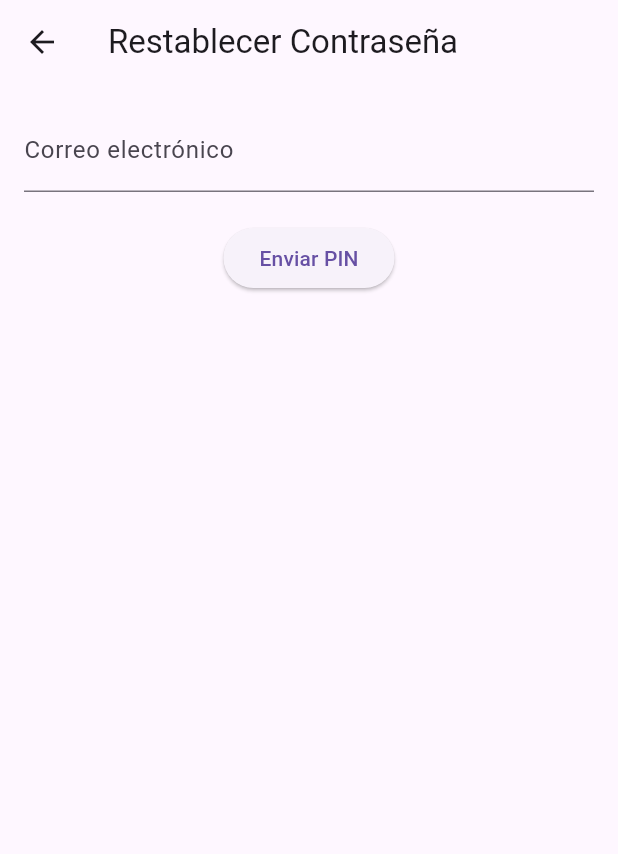
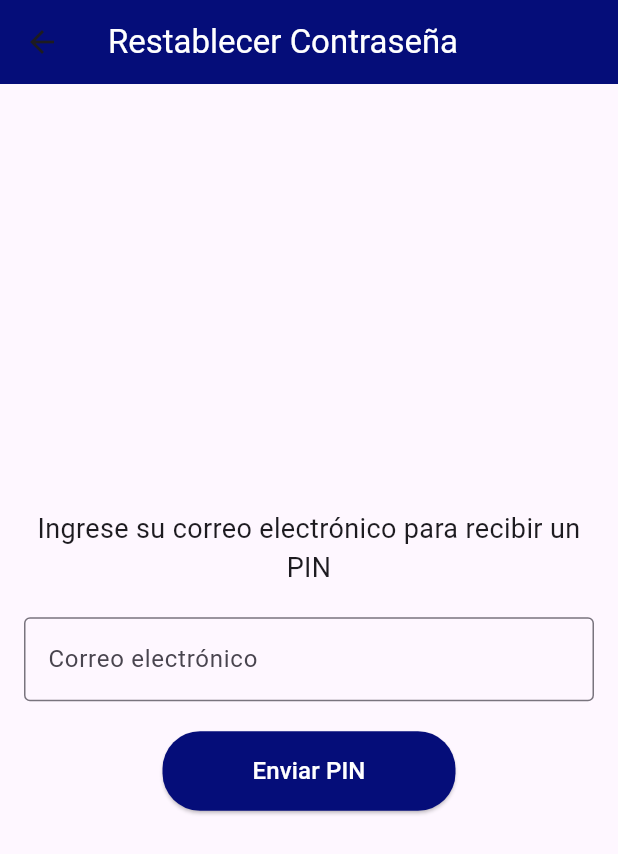
Before and after one commit to leoespi/talento_mxm_flutter, a Flutter app: the screen it shows after launch, after a tap on "¿Olvidaste tu contraseña?", on a phone screen of 412 x 824 dp. Shown: the top 854 px of the screen. Run offline on Flutter 3.47's test engine with Material 3 defaults, Android fonts, the phone set to English and light mode, and no system bars; our stand-ins replace cached_network_image, get, get_storage, google_fonts, image_picker, youtube_player_flutter; network calls fail.

Commit message:
rediseño leve (login-register-resetpasword)

```diff
--- a/lib/views/ResetPasswordPage.dart
+++ b/lib/views/ResetPasswordPage.dart
@@ -2,6 +2,7 @@ import 'package:flutter/material.dart';
 import 'package:get/get.dart';
 import 'package:talento_mxm_flutter/services/user_service.dart';
 import 'package:talento_mxm_flutter/views/login_page.dart'; // Importa la página de login
+import 'package:google_fonts/google_fonts.dart';
 
 class ResetPasswordPage extends StatefulWidget {
   @override
@@ -22,13 +23,13 @@ class _ResetPasswordPageState extends State<ResetPasswordPage> {
     try {
       final success = await UserService.requestResetPin(_emailController.text.trim());
       if (success) {
-        Get.snackbar('Éxito', 'PIN enviado a tu correo');
+        Get.snackbar('Éxito', 'PIN enviado a tu correo', snackPosition: SnackPosition.TOP);
         setState(() {
           _isPinSent = true;
         });
       }
     } catch (e) {
-      Get.snackbar('Error', e.toString());
+      Get.snackbar('Error', e.toString(), snackPosition: SnackPosition.TOP);
     } finally {
       setState(() {
         _isLoading = false;
@@ -47,13 +48,13 @@ class _ResetPasswordPageState extends State<ResetPasswordPage> {
         _newPasswordController.text.trim(),
       );
       if (success) {
-        Get.snackbar('Éxito', 'Contraseña restablecida exitosamente');
-        Get.offAll(LoginPage()); // Redirigir a la página de inicio de sesión
+        Get.snackbar('Éxito', 'Contraseña restablecida exitosamente', snackPosition: SnackPosition.TOP);
+        Get.offAll(LoginPage());
       } else {
-        Get.snackbar('Error', 'No se pudo restablecer la contraseña. Verifica tus datos.');
+        Get.snackbar('Error', 'No se pudo restablecer la contraseña. Verifica tus datos.', snackPosition: SnackPosition.TOP);
       }
     } catch (e) {
-      Get.snackbar('Error', e.toString());
+      Get.snackbar('Error', e.toString(), snackPosition: SnackPosition.TOP);
     } finally {
       setState(() {
         _isLoading = false;
@@ -64,34 +65,71 @@ class _ResetPasswordPageState extends State<ResetPasswordPage> {
   @override
   Widget build(BuildContext context) {
     return Scaffold(
-      appBar: AppBar(title: Text('Restablecer Contraseña')),
+      appBar: AppBar(
+        title: Text('Restablecer Contraseña', style: TextStyle(
+      color: Colors.white, // Cambia el color aquí
+    ),),
+        backgroundColor: const Color.fromARGB(255, 5, 13, 121),
+      ),
       body: Padding(
         padding: const EdgeInsets.all(16.0),
+        child: Center(
+          child: SingleChildScrollView(
             child: Column(
+              mainAxisAlignment: MainAxisAlignment.center,
               children: [
+                Text(
+                  'Ingrese su correo electrónico para recibir un PIN',
+                  style: GoogleFonts.roboto(fontSize: 18),
+                  textAlign: TextAlign.center,
+                ),
+                SizedBox(height: 20),
                 TextField(
                   controller: _emailController,
-              decoration: InputDecoration(labelText: 'Correo electrónico'),
+                  decoration: InputDecoration(
+                    labelText: 'Correo electrónico',
+                    border: OutlineInputBorder(),
+                  ),
                 ),
                 if (_isPinSent) ...[
+                  SizedBox(height: 20),
                   TextField(
                     controller: _pinController,
-                decoration: InputDecoration(labelText: 'PIN'),
+                    decoration: InputDecoration(
+                      labelText: 'PIN',
+                      border: OutlineInputBorder(),
                     ),
+                  ),
+                  SizedBox(height: 20),
                   TextField(
                     controller: _newPasswordController,
-                decoration: InputDecoration(labelText: 'Nueva Contraseña'),
+                    decoration: InputDecoration(
+                      labelText: 'Nueva Contraseña',
+                      border: OutlineInputBorder(),
+                    ),
                     obscureText: true,
                   ),
                 ],
                 SizedBox(height: 20),
                 ElevatedButton(
                   onPressed: _isLoading ? null : (_isPinSent ? _resetPassword : _requestPin),
+                  style: ElevatedButton.styleFrom(
+                    shape: RoundedRectangleBorder(
+                      borderRadius: BorderRadius.circular(25.0),
+                    ),
+                    backgroundColor: const Color.fromARGB(255, 5, 13, 121),
+                    padding: const EdgeInsets.symmetric(horizontal: 60, vertical: 15),
+                  ),
                   child: _isLoading
-                ? CircularProgressIndicator()
-                : Text(_isPinSent ? 'Restablecer Contraseña' : 'Enviar PIN'),
+                    ? CircularProgressIndicator(color: Colors.white)
+                    : Text(
+                        _isPinSent ? 'Restablecer Contraseña' : 'Enviar PIN',
+                        style: GoogleFonts.roboto(color: Colors.white, fontSize: 16),
+                      ),
                 ),
               ],
+            ),
+          ),
         ),
       ),
     );
--- a/lib/views/login_page.dart
+++ b/lib/views/login_page.dart
@@ -1,10 +1,9 @@
 import 'package:flutter/material.dart';
 import 'package:google_fonts/google_fonts.dart';
 import 'package:get/get.dart';
-
 import 'package:talento_mxm_flutter/controllers/authentication.dart';
 import 'package:talento_mxm_flutter/views/register_page.dart';
-import 'package:talento_mxm_flutter/views/ResetPasswordPage.dart'; // Asegúrate de importar la nueva página
+import 'package:talento_mxm_flutter/views/ResetPasswordPage.dart';
 import './widgets/input_widget.dart';
 
 class LoginPage extends StatefulWidget {
@@ -20,43 +19,48 @@ class _LoginPageState extends State<LoginPage> {
   final AuthenticationController _authenticationController =
       Get.put(AuthenticationController());
 
+  void _login() async {
+    if (_cedulaController.text.trim().isEmpty || _passwordController.text.trim().isEmpty) {
+      Get.snackbar(
+        'Campos Requeridos',
+        'Por favor, completa todos los campos.',
+        snackPosition: SnackPosition.TOP,
+        backgroundColor: Colors.red,
+        colorText: Colors.white,
+      );
+      return;
+    }
+
+    await _authenticationController.login(
+      cedula: int.parse(_cedulaController.text.trim()),
+      password: _passwordController.text.trim(),
+    );
+  }
+
   @override
   Widget build(BuildContext context) {
-    var size = MediaQuery.of(context).size.width;
+    var size = MediaQuery.of(context).size;
     return Scaffold(
-      appBar: AppBar(
-        backgroundColor: const Color.fromARGB(255, 5, 13, 121),
-        title: Text(''),
-        actions: [],
-      ),
-      body: Stack(
-        children: [
-          // Fondo color sólido
-          Container(
-            width: double.infinity,
-            height: double.infinity,
-            color: Colors.white, // Cambio de color de fondo
-          ),
-          Center(
+      backgroundColor: Colors.white,
+      body: Center(
         child: SingleChildScrollView(
-              child: Padding(
-                padding: const EdgeInsets.symmetric(horizontal: 20.0),
+          padding: const EdgeInsets.all(20.0),
           child: Column(
             mainAxisAlignment: MainAxisAlignment.center,
-                  crossAxisAlignment: CrossAxisAlignment.center,
             children: [
-                    SizedBox(height: size * 0.2),
+              SizedBox(height: size.height * 0.1), // Espacio adicional
               Container(
                 width: 200,
                 height: 130,
                 decoration: BoxDecoration(
                   image: DecorationImage(
-                          image: AssetImage('assets/MXMLOGO.png'), // Ruta a la imagen local
-                          fit: BoxFit.fill,
+                    image: AssetImage('assets/MXMLOGO.png'),
+                    fit: BoxFit.contain,
                   ),
                 ),
               ),
-                    SizedBox(height: size * 0.1),
+              SizedBox(height: 100), // Espacio entre la imagen y el texto
+              SizedBox(height: 20),
               InputWidget(
                 hintText: 'Cédula',
                 obscureText: false,
@@ -68,24 +72,19 @@ class _LoginPageState extends State<LoginPage> {
                 obscureText: true,
                 controller: _passwordController,
               ),
-                    SizedBox(height: 20),
+              SizedBox(height: 30),
               ElevatedButton(
                 style: ElevatedButton.styleFrom(
                   shape: RoundedRectangleBorder(
-                          borderRadius: BorderRadius.circular(10.0),
+                    borderRadius: BorderRadius.circular(25.0),
                   ),
-                        backgroundColor: Color.fromARGB(255, 5, 13, 121),
+                  backgroundColor: const Color.fromARGB(255, 5, 13, 121),
                   padding: const EdgeInsets.symmetric(
-                          horizontal: 50,
+                    horizontal: 60,
                     vertical: 15,
                   ),
                 ),
-                      onPressed: () async {
-                        await _authenticationController.login(
-                          cedula: int.parse(_cedulaController.text.trim()),
-                          password: _passwordController.text.trim(),
-                        );
-                      },
+                onPressed: _login,
                 child: Obx(() {
                   return _authenticationController.isLoading.value
                       ? CircularProgressIndicator(
@@ -93,47 +92,50 @@ class _LoginPageState extends State<LoginPage> {
                         )
                       : Text(
                           'Iniciar Sesión',
-                                style: GoogleFonts.poppins(
+                          style: GoogleFonts.roboto(
                             color: Colors.white,
-                                  fontSize: size * 0.040,
+                            fontSize: 16,
                           ),
                         );
                 }),
               ),
               SizedBox(height: 20),
-                    // Botón para redirigir a la página de registro
               TextButton(
                 onPressed: () {
                   Get.to(RegisterPage());
                 },
                 child: Text(
-                        'Registrarse',
-                        style: GoogleFonts.poppins(
-                          color: Color.fromARGB(255, 5, 13, 121),
-                          fontSize: size * 0.040,
+                  '¿No tienes cuenta? Regístrate',
+                  style: GoogleFonts.roboto(
+                    color: const Color.fromARGB(255, 5, 13, 121),
+                    fontSize: 16,
                   ),
                 ),
               ),
-                    // Botón para redirigir a la página de restablecimiento de contraseña
               TextButton(
                 onPressed: () {
                   Get.to(ResetPasswordPage());
                 },
                 child: Text(
                   '¿Olvidaste tu contraseña?',
-                        style: GoogleFonts.poppins(
-                          color: Color.fromARGB(255, 5, 13, 121),
-                          fontSize: size * 0.040,
+                  style: GoogleFonts.roboto(
+                    color: const Color.fromARGB(255, 5, 13, 121),
+                    fontSize: 16,
                   ),
+                ),
+              ),
+              SizedBox(height: 40),
+              Text(
+                '© 2024 Mas Por Menos. Todos los derechos reservados.',
+                style: GoogleFonts.roboto(
+                  color: Colors.grey,
+                  fontSize: 12,
                 ),
               ),
             ],
           ),
         ),
       ),
-          ),
-        ],
-      ),
     );
   }
 }
```
Also changed, not shown: lib/views/register_page.dart (+51 -42 lines). Lines whose indentation alone changed are shown as unchanged.
